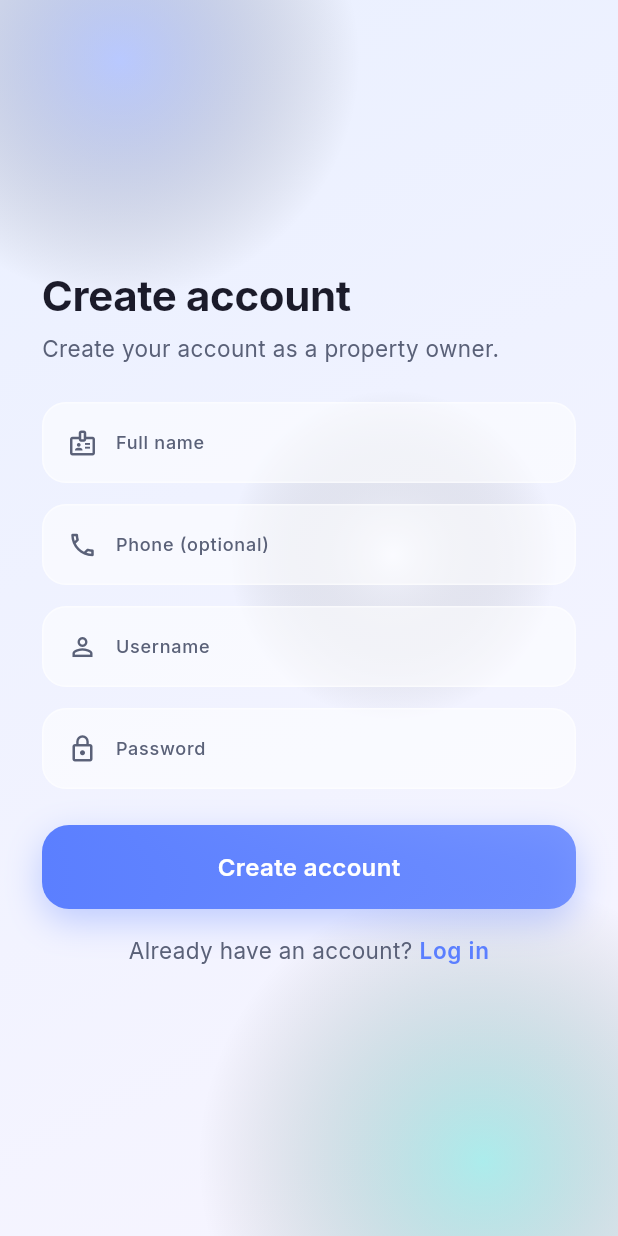
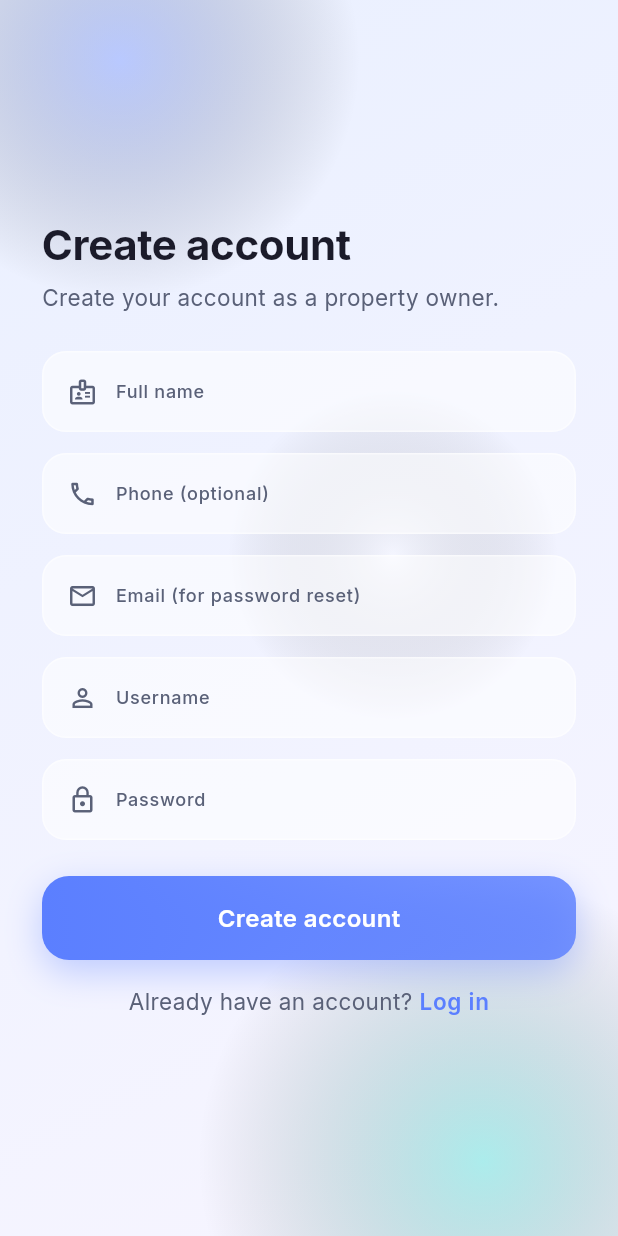
Before and after one commit to AanandAB/Hostelhub, a Flutter app: the RegisterScreen screen opened by its route, on a phone screen of 412 x 824 dp. Run offline on Flutter 3.47's test engine with Material 3 defaults, Android fonts, the phone set to English and light mode, and no system bars; our stand-ins replace audioplayers, flutter_riverpod, go_router, google_fonts, pdf, printing and 1 more; accounts and stored records are empty.

Commit message:
fix: add email to owner signup + User model (required, so forgot-password reset actually reaches owners)

```diff
--- a/hostelhub/lib/core/utils/validators.dart
+++ b/hostelhub/lib/core/utils/validators.dart
@@ -31,4 +31,11 @@ class Validators {
     if (s.isEmpty) return 'Phone number is required';
     return _phoneRe.hasMatch(s) ? null : 'Enter a valid phone number';
   }
+
+  /// For required email fields (e.g. owner signup, so password reset works).
+  static String? requiredEmailError(String? v) {
+    final s = v?.trim() ?? '';
+    if (s.isEmpty) return 'Email is required';
+    return _emailRe.hasMatch(s) ? null : 'Enter a valid email address';
+  }
 }
--- a/hostelhub/lib/data/models/user.dart
+++ b/hostelhub/lib/data/models/user.dart
@@ -8,6 +8,7 @@ class User {
   final String? propertyId;
   final String name;
   final String phone;
+  final String email;
   final String username;
   final bool kycVerified;
 
@@ -17,6 +18,7 @@ class User {
     this.propertyId,
     required this.name,
     required this.phone,
+    this.email = '',
     required this.username,
     this.kycVerified = false,
   });
@@ -27,6 +29,7 @@ class User {
         propertyId: json['property_id'] as String?,
         name: json['name'] as String,
         phone: json['phone'] as String,
+        email: json['email'] as String? ?? '',
         username: json['username'] as String,
         kycVerified: json['kyc_verified'] as bool? ?? false,
       );
@@ -37,6 +40,7 @@ class User {
         'property_id': propertyId,
         'name': name,
         'phone': phone,
+        'email': email,
         'username': username,
         'kyc_verified': kycVerified,
       };
--- a/hostelhub/lib/features/auth/auth_controller.dart
+++ b/hostelhub/lib/features/auth/auth_controller.dart
@@ -41,6 +41,7 @@ class AuthController extends Notifier<AuthState> {
     required String role,
     required String name,
     required String phone,
+    String email = '',
     required String username,
     required String password,
   }) async {
@@ -50,6 +51,7 @@ class AuthController extends Notifier<AuthState> {
         role: role == 'owner' ? UserRole.owner : UserRole.inmate,
         name: name,
         phone: phone,
+        email: email,
         username: username,
       );
       final created =
--- a/hostelhub/lib/features/auth/register_screen.dart
+++ b/hostelhub/lib/features/auth/register_screen.dart
@@ -19,6 +19,7 @@ class RegisterScreen extends ConsumerStatefulWidget {
 class _RegisterScreenState extends ConsumerState<RegisterScreen> {
   final _name = TextEditingController();
   final _phone = TextEditingController();
+  final _email = TextEditingController();
   final _username = TextEditingController();
   final _password = TextEditingController();
   bool _loading = false;
@@ -27,6 +28,7 @@ class _RegisterScreenState extends ConsumerState<RegisterScreen> {
   void dispose() {
     _name.dispose();
     _phone.dispose();
+    _email.dispose();
     _username.dispose();
     _password.dispose();
     super.dispose();
@@ -48,11 +50,17 @@ class _RegisterScreenState extends ConsumerState<RegisterScreen> {
       _snack(phoneErr);
       return;
     }
+    final emailErr = Validators.requiredEmailError(_email.text.trim());
+    if (emailErr != null) {
+      _snack(emailErr);
+      return;
+    }
     setState(() => _loading = true);
     final error = await ref.read(authControllerProvider.notifier).register(
           role: 'owner',
           name: _name.text.trim(),
           phone: _phone.text.trim(),
+          email: _email.text.trim(),
           username: _username.text.trim(),
           password: _password.text,
         );
@@ -98,6 +106,13 @@ class _RegisterScreenState extends ConsumerState<RegisterScreen> {
                   ),
                   const SizedBox(height: 14),
                   GlassTextField(
+                    controller: _email,
+                    label: 'Email (for password reset)',
+                    icon: Icons.email_outlined,
+                    keyboardType: TextInputType.emailAddress,
+                  ),
+                  const SizedBox(height: 14),
+                  GlassTextField(
                       controller: _username,
                       label: 'Username',
                       icon: Icons.person_outline),
```
